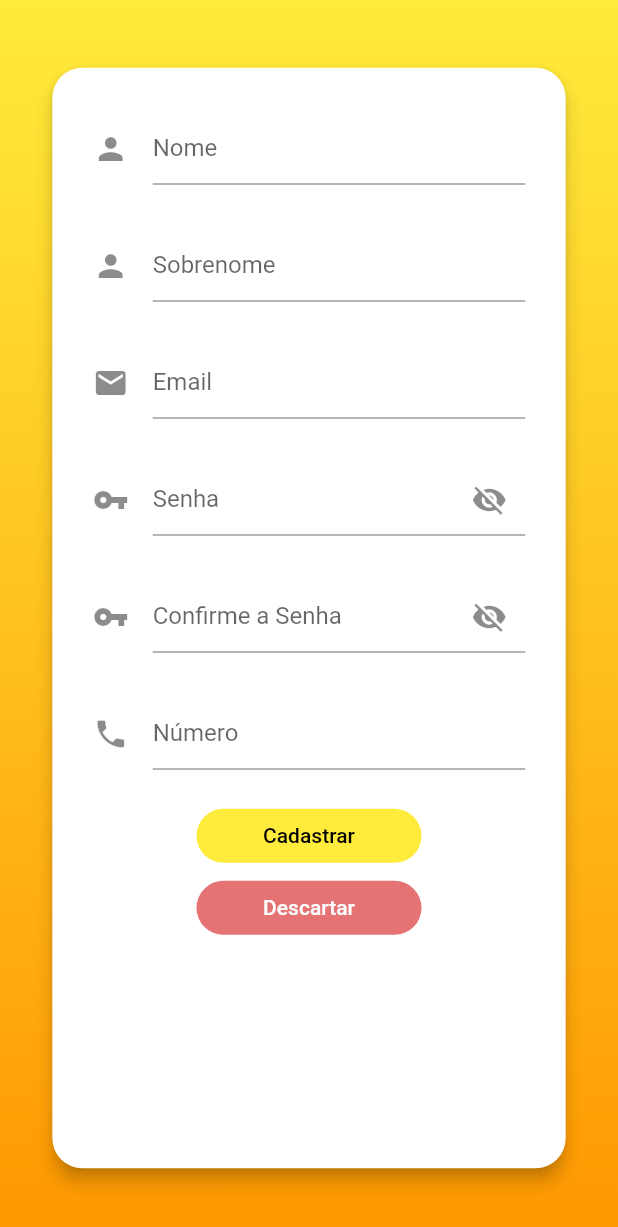
After one commit to Gustavo0Henrick/Loja, a Flutter app: the RegisterPage screen opened directly, on a phone screen of 412 x 824 dp. The commit adds this screen. Shown: the top 1227 px of the screen. Run offline on Flutter 3.47's test engine with Material 2 defaults, Android fonts, the phone set to English and light mode, and no system bars; our stand-ins replace shared_preferences; accounts and stored records are empty.

Commit message:
Resgister Screen

```diff
--- a/loja/lib/core/colors.dart
+++ b/loja/lib/core/colors.dart
@@ -10,4 +10,6 @@ abstract class CustomColors {
   static Color lightOrange = Colors.orange[200];
   static Color yellowAcent = Colors.yellowAccent;
   static Color yellow = Colors.yellow;
+  static Color red = Colors.red;
+  static Color lightred = Colors.red[300];
 }
--- a/loja/lib/core/components/custom_textfield.dart
+++ b/loja/lib/core/components/custom_textfield.dart
@@ -7,15 +7,17 @@ class CustomTextfield extends StatefulWidget {
   final String hint;
   bool obscure;
   bool password;
+  TextInputType type;
 
-  CustomTextfield(
-      {Key key,
-      this.text,
-      this.icon,
-      this.hint,
-      this.obscure,
-      this.password = false})
-      : super(key: key);
+  CustomTextfield({
+    Key key,
+    this.text,
+    this.icon,
+    this.hint,
+    this.obscure,
+    this.password = false,
+    this.type = TextInputType.text,
+  }) : super(key: key);
 
   @override
   _CustomTextfieldState createState() => _CustomTextfieldState();
@@ -26,7 +28,8 @@ class _CustomTextfieldState extends State<CustomTextfield> {
   Widget build(BuildContext context) {
     return Container(
       child: Center(
-        child: TextField(
+        child: TextFormField(
+          keyboardType: widget.type,
           obscureText: widget.obscure == null ? false : widget.obscure,
           decoration: InputDecoration(
             labelText: widget.hint,
--- a/loja/lib/core/routes.dart
+++ b/loja/lib/core/routes.dart
@@ -1,6 +1,10 @@
 import 'package:flutter/material.dart';
 import 'package:loja/homepage.dart';
+import 'package:loja/loginpage.dart';
+import 'package:loja/registerpage.dart';
 
 abstract class CustomRoutes {
   static Widget homepage = HomePage();
+  static Widget registerpage = RegisterPage();
+  static Widget loginpage = LoginPage();
 }
--- /dev/null
+++ b/loja/lib/registerpage.dart
@@ -0,0 +1,180 @@
+import 'package:flutter/material.dart';
+import 'package:loja/core/colors.dart';
+import 'package:loja/core/components/custom_textfield.dart';
+import 'package:loja/core/routes.dart';
+
+// ignore: must_be_immutable
+class RegisterPage extends StatelessWidget {
+  TextEditingController name = TextEditingController();
+  TextEditingController lastname = TextEditingController();
+  TextEditingController email = TextEditingController();
+  TextEditingController passsword = TextEditingController();
+  TextEditingController confirmedpasssword = TextEditingController();
+  TextEditingController number = TextEditingController();
+  bool obscure = true;
+  bool obscure2 = true;
+
+  @override
+  Widget build(BuildContext context) {
+    return Scaffold(
+        body: SingleChildScrollView(
+      child: Container(
+        height: MediaQuery.of(context).size.height,
+        width: MediaQuery.of(context).size.width,
+        decoration: BoxDecoration(
+          gradient: LinearGradient(
+              begin: Alignment.topCenter,
+              end: Alignment.bottomCenter,
+              colors: [
+                CustomColors.yellow,
+                CustomColors.orangeMain,
+              ]),
+        ),
+        child: SafeArea(
+          child: Column(
+            mainAxisAlignment: MainAxisAlignment.center,
+            children: [
+              Container(
+                height: MediaQuery.of(context).size.height * 0.9,
+                width: MediaQuery.of(context).size.width * 0.85,
+                child: Card(
+                  elevation: 5,
+                  shape: RoundedRectangleBorder(
+                    borderRadius: BorderRadius.circular(20),
+                  ),
+                  child: Column(
+                    children: [
+                      Padding(
+                        padding: EdgeInsets.only(top: 30),
+                        child: Container(
+                          width: MediaQuery.of(context).size.width * 0.7,
+                          child: CustomTextfield(
+                            hint: "Nome",
+                            icon: Icon(Icons.person),
+                            type: TextInputType.name,
+                            text: name,
+                          ),
+                        ),
+                      ),
+                      Padding(
+                        padding: EdgeInsets.only(top: 30),
+                        child: Container(
+                          width: MediaQuery.of(context).size.width * 0.7,
+                          child: CustomTextfield(
+                            hint: "Sobrenome",
+                            icon: Icon(Icons.person),
+                            type: TextInputType.name,
+                            text: lastname,
+                          ),
+                        ),
+                      ),
+                      Padding(
+                        padding: EdgeInsets.only(top: 30),
+                        child: Container(
+                          width: MediaQuery.of(context).size.width * 0.7,
+                          child: CustomTextfield(
+                            hint: "Email",
+                            icon: Icon(Icons.email),
+                            type: TextInputType.emailAddress,
+                            text: email,
+                          ),
+                        ),
+                      ),
+                      Padding(
+                        padding: EdgeInsets.only(top: 30),
+                        child: Container(
+                          width: MediaQuery.of(context).size.width * 0.7,
+                          child: CustomTextfield(
+                            hint: "Senha",
+                            icon: Icon(Icons.vpn_key),
+                            type: TextInputType.text,
+                            text: passsword,
+                            password: true,
+                            obscure: obscure,
+                          ),
+                        ),
+                      ),
+                      Padding(
+                        padding: EdgeInsets.only(top: 30),
+                        child: Container(
+                          width: MediaQuery.of(context).size.width * 0.7,
+                          child: CustomTextfield(
+                            hint: "Confirme a Senha",
+                            icon: Icon(Icons.vpn_key),
+                            type: TextInputType.text,
+                            text: confirmedpasssword,
+                            password: true,
+                            obscure: obscure2,
+                          ),
+                        ),
+                      ),
+                      Padding(
+                        padding: EdgeInsets.only(top: 30),
+                        child: Container(
+                          width: MediaQuery.of(context).size.width * 0.7,
+                          child: CustomTextfield(
+                            hint: "Número",
+                            icon: Icon(Icons.phone),
+                            type: TextInputType.number,
+                            text: number,
+                          ),
+                        ),
+                      ),
+                      Padding(
+                        padding: EdgeInsets.only(top: 20),
+                        child: Container(
+                          width: 150,
+                          child: ElevatedButton(
+                            onPressed: () {
+                              Navigator.pushReplacement(
+                                context,
+                                MaterialPageRoute(
+                                    builder: (builder) =>
+                                        CustomRoutes.loginpage),
+                              );
+                            },
+                            child: Text("Cadastrar"),
+                            style: ElevatedButton.styleFrom(
+                              shape: RoundedRectangleBorder(
+                                borderRadius: BorderRadius.circular(20),
+                              ),
+                              primary: CustomColors.yellow,
+                              elevation: 0,
+                            ),
+                          ),
+                        ),
+                      ),
+                      Container(
+                        width: 150,
+                        child: ElevatedButton(
+                          onPressed: () {
+                            Navigator.pushReplacement(
+                              context,
+                              MaterialPageRoute(
+                                  builder: (builder) => CustomRoutes.loginpage),
+                            );
+                          },
+                          child: Text(
+                            "Descartar",
+                            style: TextStyle(color: CustomColors.white),
+                          ),
+                          style: ElevatedButton.styleFrom(
+                            shape: RoundedRectangleBorder(
+                              borderRadius: BorderRadius.circular(20),
+                            ),
+                            primary: CustomColors.lightred,
+                            elevation: 0,
+                          ),
+                        ),
+                      ),
+                    ],
+                  ),
+                ),
+              ),
+            ],
+          ),
+        ),
+      ),
+    ));
+  }
+}
--- a/loja/pubspec.yaml
+++ b/loja/pubspec.yaml
@@ -23,7 +23,7 @@ environment:
 dependencies:
   flutter:
     sdk: flutter
-
+  shared_preferences: 0.5.12+4
   # The following adds the Cupertino Icons font to your application.
   # Use with the CupertinoIcons class for iOS style icons.
   cupertino_icons: ^1.0.2
```
Also changed, not shown: loja/lib/loginpage.dart (+87 -21 lines), loja/pubspec.lock.
